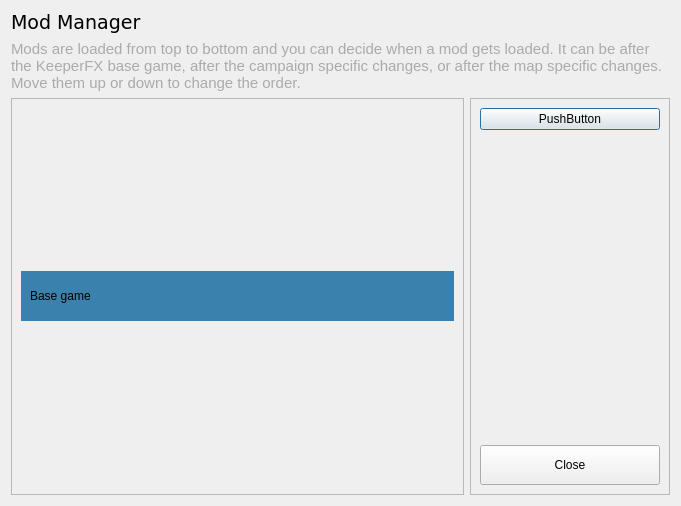
This is ui/modmanagerdialog.ui in yani/keeperfx-launcher-qt as Qt 5 draws it before an edit. The edited form follows.
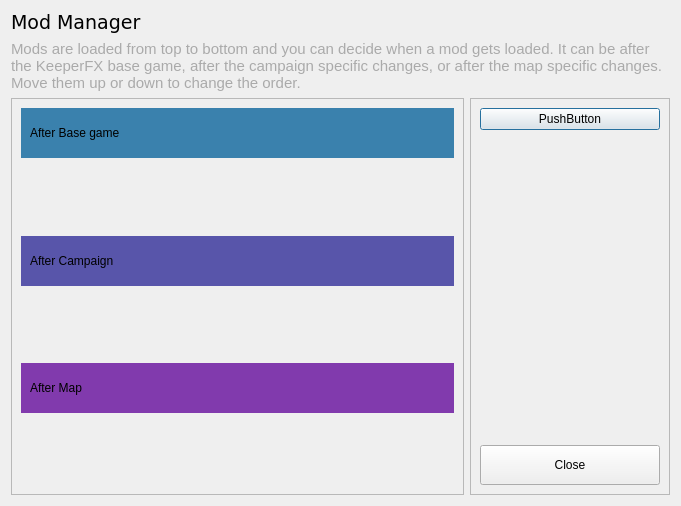
This is the edited form. Icons and pictures are not drawn.

```diff
--- a/ui/modmanagerdialog.ui
+++ b/ui/modmanagerdialog.ui
@@ -111,7 +111,7 @@
         </property>
         <layout class="QVBoxLayout" name="verticalLayout_2">
          <item>
-          <widget class="QWidget" name="loadOrderAfterBase" native="true">
+          <widget class="QWidget" name="loadOrderAfterBaseTitle" native="true">
            <property name="maximumSize">
             <size>
              <width>16777215</width>
@@ -127,7 +127,94 @@
             <item row="0" column="0">
              <widget class="QLabel" name="label">
               <property name="text">
-               <string>Base game</string>
+               <string>After Base game</string>
+              </property>
+             </widget>
+            </item>
+           </layout>
+          </widget>
+         </item>
+         <item>
+          <widget class="QWidget" name="loadOrderAfterBase" native="true">
+           <layout class="QVBoxLayout" name="verticalLayout_4">
+            <item>
+             <widget class="QLabel" name="labelAfterBasePlaceholder">
+              <property name="text">
+               <string>&lt;PLACEHOLDER&gt;</string>
+              </property>
+             </widget>
+            </item>
+           </layout>
+          </widget>
+         </item>
+         <item>
+          <widget class="QWidget" name="loadOrderAfterMapTitle" native="true">
+           <property name="maximumSize">
+            <size>
+             <width>16777215</width>
+             <height>50</height>
+            </size>
+           </property>
+           <property name="styleSheet">
+            <string notr="true">QWidget {
+background-color:  #5855aA;
+}</string>
+           </property>
+           <layout class="QGridLayout" name="gridLayout_3">
+            <item row="0" column="0">
+             <widget class="QLabel" name="labelAfterMap">
+              <property name="text">
+               <string>After Campaign</string>
+              </property>
+             </widget>
+            </item>
+           </layout>
+          </widget>
+         </item>
+         <item>
+          <widget class="QWidget" name="loadOrderAfterCampaign" native="true">
+           <layout class="QVBoxLayout" name="verticalLayout_5">
+            <item>
+             <widget class="QLabel" name="labelAfterCampaignPlaceholder">
+              <property name="text">
+               <string>&lt;PLACEHOLDER&gt;</string>
+              </property>
+             </widget>
+            </item>
+           </layout>
+          </widget>
+         </item>
+         <item>
+          <widget class="QWidget" name="loadOrderAfterCampaignTitle" native="true">
+           <property name="maximumSize">
+            <size>
+             <width>16777215</width>
+             <height>50</height>
+            </size>
+           </property>
+           <property name="styleSheet">
+            <string notr="true">QWidget {
+background-color:  #813aad;
+}</string>
+           </property>
+           <layout class="QGridLayout" name="gridLayout_2">
+            <item row="0" column="0">
+             <widget class="QLabel" name="labelAfterCampaign">
+              <property name="text">
+               <string>After Map</string>
+              </property>
+             </widget>
+            </item>
+           </layout>
+          </widget>
+         </item>
+         <item>
+          <widget class="QWidget" name="loadOrderAfterMap" native="true">
+           <layout class="QVBoxLayout" name="verticalLayout_6">
+            <item>
+             <widget class="QLabel" name="labelAfterMapPlaceholder">
+              <property name="text">
+               <string>&lt;PLACEHOLDER&gt;</string>
               </property>
              </widget>
             </item>
```
Left out of the diff: 2 changed lines with no effect on the pictures.
